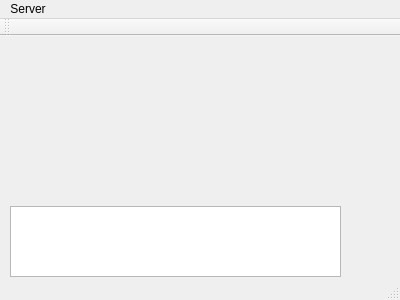
Jasyer/Praktikum, file Server/server.ui: the form before one commit.
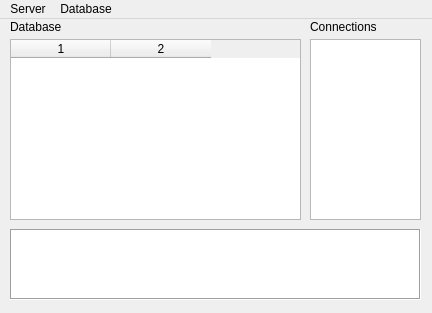
The form after the commit.

Patch:
```diff
--- a/Server/server.ui
+++ b/Server/server.ui
@@ -6,8 +6,8 @@
    <rect>
     <x>0</x>
     <y>0</y>
-    <width>400</width>
-    <height>300</height>
+    <width>432</width>
+    <height>313</height>
    </rect>
   </property>
   <property name="windowTitle">
@@ -18,11 +18,17 @@
     <property name="geometry">
      <rect>
       <x>10</x>
-      <y>170</y>
-      <width>331</width>
+      <y>210</y>
+      <width>411</width>
       <height>71</height>
      </rect>
     </property>
+    <property name="frameShape">
+     <enum>QFrame::Box</enum>
+    </property>
+    <property name="frameShadow">
+     <enum>QFrame::Sunken</enum>
+    </property>
     <property name="html">
      <string>&lt;!DOCTYPE HTML PUBLIC &quot;-//W3C//DTD HTML 4.0//EN&quot; &quot;http://www.w3.org/TR/REC-html40/strict.dtd&quot;&gt;
 &lt;html&gt;&lt;head&gt;&lt;meta name=&quot;qrichtext&quot; content=&quot;1&quot; /&gt;&lt;style type=&quot;text/css&quot;&gt;
@@ -31,13 +37,73 @@
 &lt;p style=&quot;-qt-paragraph-type:empty; margin-top:0px; margin-bottom:0px; margin-left:0px; margin-right:0px; -qt-block-indent:0; text-indent:0px; font-size:8pt;&quot;&gt;&lt;br /&gt;&lt;/p&gt;&lt;/body&gt;&lt;/html&gt;</string>
     </property>
    </widget>
+   <widget class="QTableWidget" name="tableDatabase">
+    <property name="geometry">
+     <rect>
+      <x>10</x>
+      <y>20</y>
+      <width>291</width>
+      <height>181</height>
+     </rect>
+    </property>
+    <property name="alternatingRowColors">
+     <bool>false</bool>
+    </property>
+    <property name="columnCount">
+     <number>2</number>
+    </property>
+    <column/>
+    <column/>
+   </widget>
+   <widget class="QLabel" name="label">
+    <property name="geometry">
+     <rect>
+      <x>10</x>
+      <y>0</y>
+      <width>51</width>
+      <height>16</height>
+     </rect>
+    </property>
+    <property name="text">
+     <string>Database</string>
+    </property>
+   </widget>
+   <widget class="QListWidget" name="listWidget">
+    <property name="geometry">
+     <rect>
+      <x>310</x>
+      <y>20</y>
+      <width>111</width>
+      <height>181</height>
+     </rect>
+    </property>
+    <property name="sizePolicy">
+     <sizepolicy hsizetype="Expanding" vsizetype="Expanding">
+      <horstretch>0</horstretch>
+      <verstretch>0</verstretch>
+     </sizepolicy>
+    </property>
+   </widget>
+   <widget class="QLabel" name="label_2">
+    <property name="geometry">
+     <rect>
+      <x>310</x>
+      <y>0</y>
+      <width>71</width>
+      <height>16</height>
+     </rect>
+    </property>
+    <property name="text">
+     <string>Connections</string>
+    </property>
+   </widget>
   </widget>
   <widget class="QMenuBar" name="menuBar">
    <property name="geometry">
     <rect>
      <x>0</x>
      <y>0</y>
-     <width>400</width>
+     <width>432</width>
      <height>21</height>
     </rect>
    </property>
@@ -50,17 +116,16 @@
     <addaction name="separator"/>
     <addaction name="actionSettings"/>
    </widget>
+   <widget class="QMenu" name="menuDatabase">
+    <property name="title">
+     <string>Database</string>
+    </property>
+    <addaction name="actionAddItem"/>
+    <addaction name="actionRemoveItem"/>
+   </widget>
    <addaction name="menuServer"/>
+   <addaction name="menuDatabase"/>
   </widget>
-  <widget class="QToolBar" name="mainToolBar">
-   <attribute name="toolBarArea">
-    <enum>TopToolBarArea</enum>
-   </attribute>
-   <attribute name="toolBarBreak">
-    <bool>false</bool>
-   </attribute>
-  </widget>
-  <widget class="QStatusBar" name="statusBar"/>
   <action name="actionStart">
    <property name="text">
     <string>Start</string>
```
Left out of the diff: 39 changed lines with no effect on the pictures.
